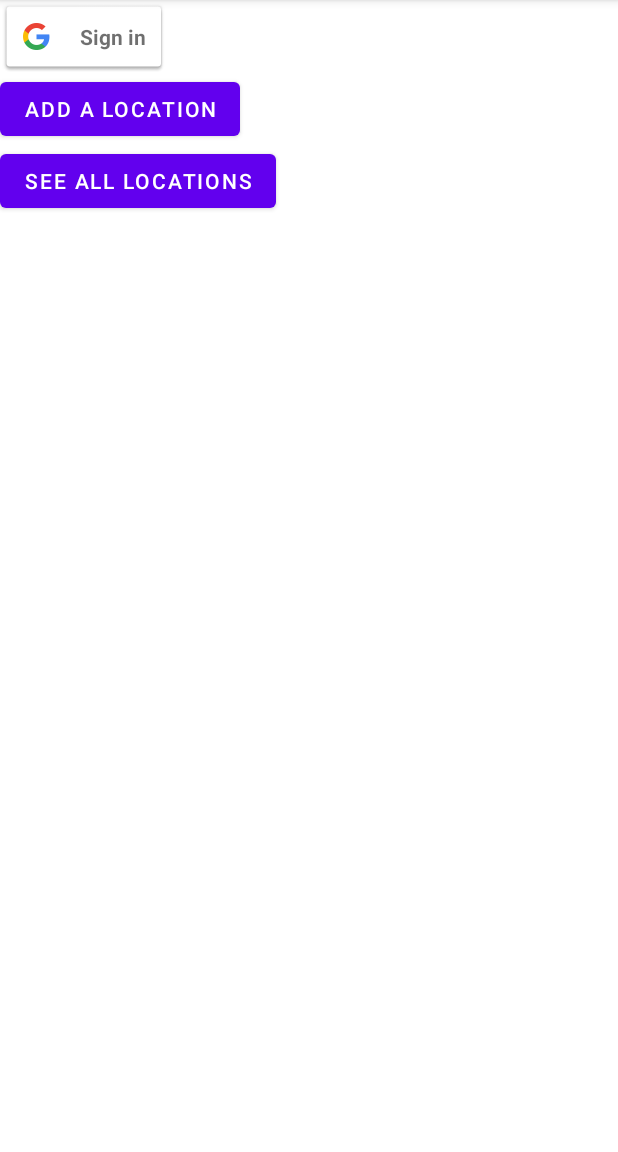
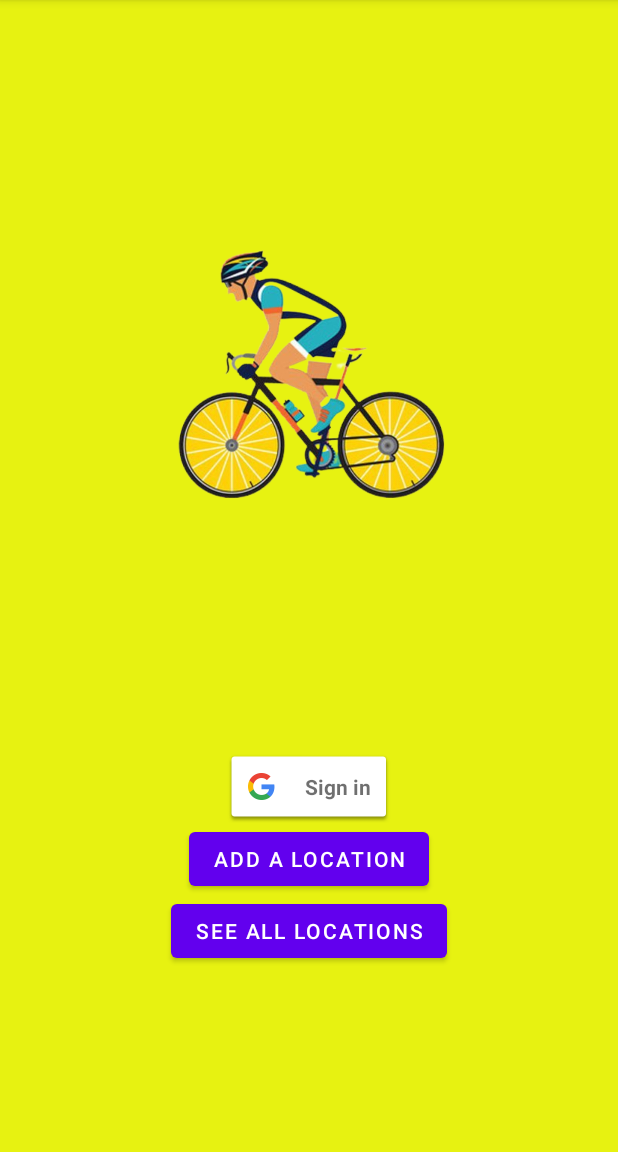
Before and after one commit to QBLong/Location-based-service, an Android app: the screen it shows after launch (MainActivity), on a phone screen of 412 x 824 dp, the part 84-1236 px from its top. Run offline under Robolectric (Android 15) with nearby library versions, the light colour scheme and no system bars; our stand-ins replace Volley.

Commit message:
Almost finish

```diff
--- a/app/src/main/java/com/example/location_based_service/AddLocation.java
+++ b/app/src/main/java/com/example/location_based_service/AddLocation.java
@@ -145,6 +145,7 @@ public class AddLocation extends AppCompatActivity {
         location.setUserEmail(MyGlobal.userEmail);
         location.setUserName(MyGlobal.userName);
         location.setDate(new Date());
+        location.setmNumberOfVote(1);
 
         mDAO.addLocation(location);
         finish();
--- a/app/src/main/res/drawable/ic_baseline_add_comment_24.xml
+++ b/app/src/main/res/drawable/ic_baseline_add_comment_24.xml
@@ -2,5 +2,5 @@
     android:viewportHeight="24" android:viewportWidth="24"
     android:width="24dp" xmlns:android="http://schemas.android.com/apk/res/android">
 
-    <path android:fillColor="@android:color/white" android:pathData="M21.99,4c0,-1.1 -0.89,-2 -1.99,-2H4c-1.1,0 -2,0.9 -2,2v12c0,1.1 0.9,2 2,2h14l4,4 -0.01,-18zM17,11h-4v4h-2v-4H7V9h4V5h2v4h4v2z"/>
+    <path android:fillColor="@color/green" android:pathData="M21.99,4c0,-1.1 -0.89,-2 -1.99,-2H4c-1.1,0 -2,0.9 -2,2v12c0,1.1 0.9,2 2,2h14l4,4 -0.01,-18zM17,11h-4v4h-2v-4H7V9h4V5h2v4h4v2z"/>
 </vector>
--- a/app/src/main/res/layout/activity_main.xml
+++ b/app/src/main/res/layout/activity_main.xml
@@ -5,19 +5,17 @@
     android:layout_width="match_parent"
     android:layout_height="match_parent"
     tools:context=".MainActivity"
-    android:orientation="vertical">
-
-    <!-- <Button
-        android:layout_width="wrap_content"
+    android:orientation="vertical"
+    android:background="@color/yellow">
+    <ImageView
+        android:layout_width="match_parent"
         android:layout_height="wrap_content"
-        android:text="Click to add image"
-        android:id="@+id/button_add_image"/>
-
-    <androidx.recyclerview.widget.RecyclerView
+        android:src="@drawable/bicycle"/>
+    <LinearLayout
         android:layout_width="match_parent"
-        android:layout_height="match_parent"
-        android:id="@+id/location_list"
-        android:background="@color/green"/> -->
+        android:layout_height="wrap_content"
+        android:orientation="vertical"
+        android:gravity="center_horizontal">
         <com.google.android.gms.common.SignInButton
             android:layout_width="wrap_content"
             android:layout_height="wrap_content"
@@ -32,5 +30,7 @@
             android:layout_height="wrap_content"
             android:id="@+id/see_locations"
             android:text="@string/see_locations"/>
+    </LinearLayout>
+
 
 </LinearLayout>
--- a/app/src/main/res/values/colors.xml
+++ b/app/src/main/res/values/colors.xml
@@ -8,4 +8,6 @@
     <color name="black">#FF000000</color>
     <color name="white">#FFFFFFFF</color>
     <color name="green">#22d64c</color>
+
+    <color name="yellow">#e7f211</color>
 </resources>
--- a/app/src/main/res/values/strings.xml
+++ b/app/src/main/res/values/strings.xml
@@ -21,5 +21,7 @@
     <string name="number_of_star">Number of star:</string>
     <string name="submit_button">Submit</string>
     <string name="ok"> vào lúc </string>
+    <string name="add_comment">Add comment</string>
+    <string name="read_comment">Read comment</string>
 
 </resources>
```
Also changed, not shown: app/src/main/java/com/example/location_based_service/Detail_location.java (+14 -4 lines), app/src/main/res/layout/activity_detail_location.xml (+6 -1 lines), app/src/main/res/layout/item_comment_layout.xml (+6 -12 lines), app/src/main/res/drawable/a.jpg (deleted), app/src/main/res/drawable/b.jpg (deleted), app/src/main/res/drawable/bicycle.png (added), app/src/main/res/drawable/c.jpg (deleted), app/src/main/res/drawable/khtn.png (deleted). Lines whose indentation alone changed are shown as unchanged.
